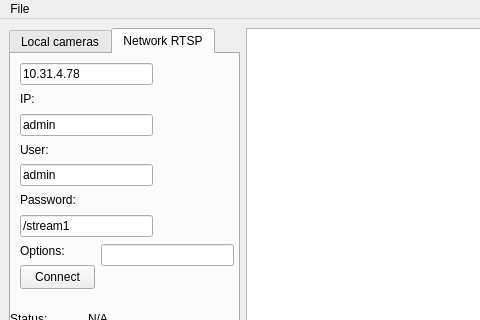
Above: mainwindow.ui from Omadica/EnhancedPlayer before the change; both pictures show x 0 to 480 and y 0 to 320 of the 1272 by 766 pixel window. Below: the same form after it.
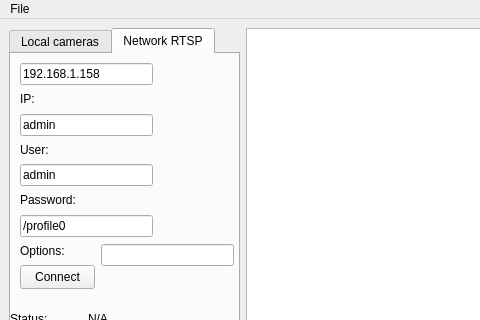
That is the form after the change. Custom widgets are drawn as their Qt base class.

The edit to the form file:
```diff
--- a/mainwindow.ui
+++ b/mainwindow.ui
@@ -76,7 +76,7 @@
            </rect>
           </property>
           <property name="text">
-           <string>10.31.4.78</string>
+           <string>192.168.1.158</string>
           </property>
          </widget>
          <widget class="QLabel" name="label">
@@ -160,7 +160,7 @@
            </rect>
           </property>
           <property name="text">
-           <string>/stream1</string>
+           <string>/profile0</string>
           </property>
          </widget>
          <widget class="QLabel" name="label_4">
```
Left out of the diff: 2 changed lines with no effect on the pictures.
